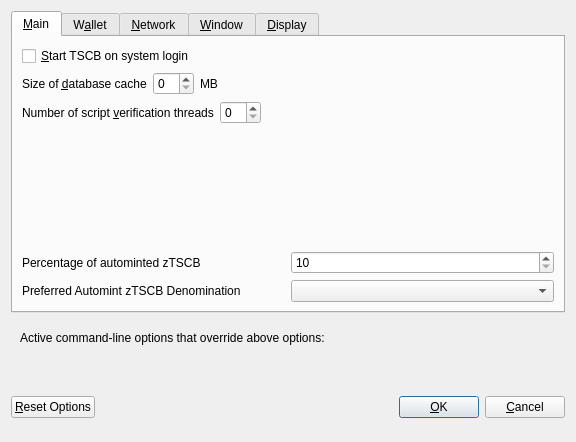
Above: src/qt/forms/optionsdialog.ui from MCLXI/TSC before the change. Below: the same form after it.
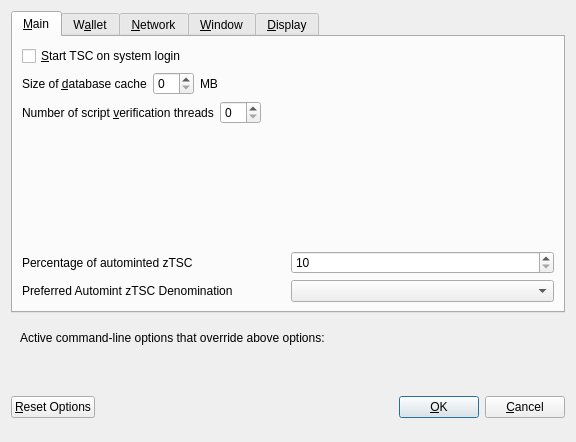
That is the form after the change. Custom widgets are drawn as their Qt base class.

What changed in the file:
```diff
--- a/src/qt/forms/optionsdialog.ui
+++ b/src/qt/forms/optionsdialog.ui
@@ -33,7 +33,7 @@
           <string>Automatically start TSCB after logging in to the system.</string>
          </property>
          <property name="text">
-          <string>&amp;Start TSCB on system login</string>
+          <string>&amp;Start TSC on system login</string>
          </property>
         </widget>
        </item>
@@ -138,7 +138,7 @@
             <string>Percentage of incoming TSCB which get automatically converted to zTSCB via Zerocoin Protocol (min: 10%)</string>
            </property>
            <property name="text">
-            <string>Percentage of autominted zTSCB</string>
+            <string>Percentage of autominted zTSC</string>
            </property>
           </widget>
          </item>
@@ -171,7 +171,7 @@
             <string>Wait with automatic conversion to Zerocoin until enough TSCB for this denomination is available</string>
            </property>
            <property name="text">
-            <string>Preferred Automint zTSCB Denomination</string>
+            <string>Preferred Automint zTSC Denomination</string>
            </property>
           </widget>
          </item>
```
Left out of the diff: 16 changed lines with no effect on the pictures.
